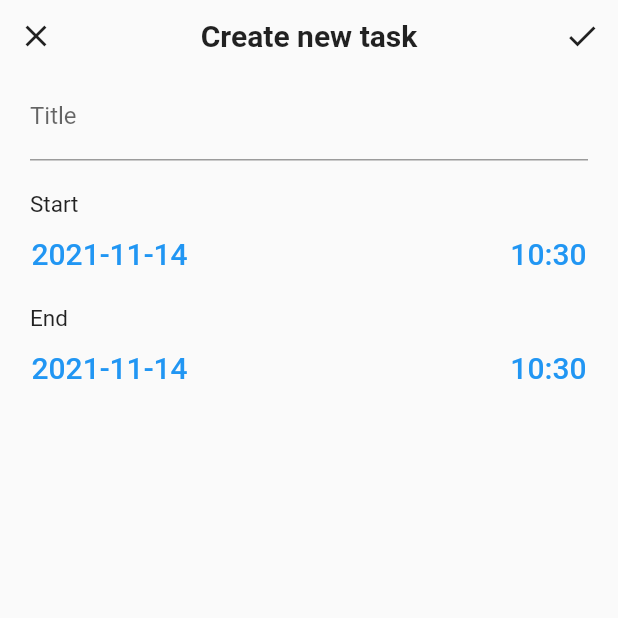
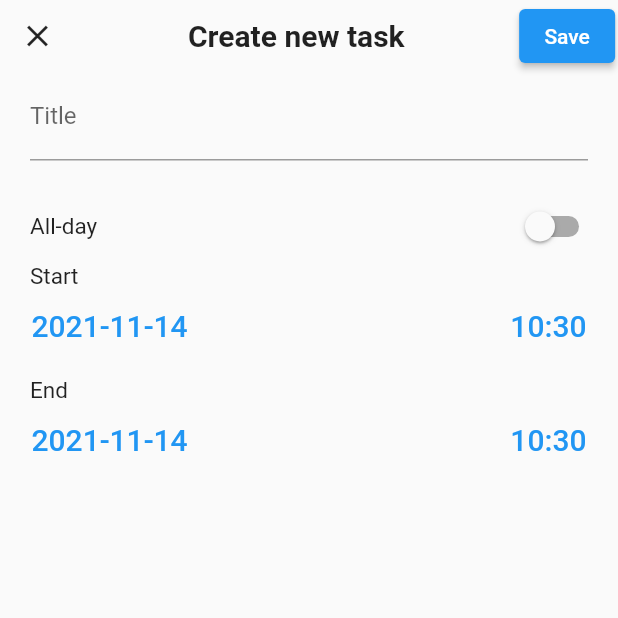
Before and after one commit to simonpla/biga, a Flutter app: the NewTaskPopup screen opened by its route, on a phone screen of 412 x 824 dp, the top half of it. Run offline on Flutter 3.47's test engine with Material 2 defaults, Android fonts, the light colour scheme and no system bars; our stand-ins replace fluentui_system_icons; missing offline and left inert: assorted_layout_widgets, window_size.

Commit message:
all-day option added. if is opted in, the time picking option disappears

```diff
--- a/lib/main.dart
+++ b/lib/main.dart
@@ -8,7 +8,7 @@ import '../../Theme/themes.dart';
 void main() {
   setColorsTry();
   setIconsTry();
-  try {
+  try { //set minimum window size on desktop to avoid render overflows when the window is unreasonably small
     WidgetsFlutterBinding.ensureInitialized();
     if (Platform.isWindows || Platform.isLinux || Platform.isMacOS) {
       setWindowTitle('biga');
--- a/lib/pages/UI/tasks_page.dart
+++ b/lib/pages/UI/tasks_page.dart
@@ -170,7 +170,12 @@ class _TasksPageState extends State<TasksPage> with TickerProviderStateMixin {
   }
 
   PreferredSizeWidget _appBar() {
-    List<String> items = ['appointments', 'day', 'week', 'month'];
+    List<String> items = [
+      'appointments',
+      'day',
+      'week',
+      'month'
+    ]; //TODO: consider replacing appointments with schedule
 
     return AppBar(
       backgroundColor: accentColor,
@@ -335,6 +340,8 @@ class NewTaskPopup extends StatefulWidget {
 }
 
 class NewTaskPopupState extends State<NewTaskPopup> {
+  var _isAllDay = false;
+
   @override
   Widget build(BuildContext context) {
     return Scaffold(
@@ -342,14 +349,16 @@ class NewTaskPopupState extends State<NewTaskPopup> {
         children: [
           Row(
             children: [
+              Spacer(),
               IconButton(
                   onPressed: () => Navigator.pop(context), icon: closeIcon),
-              Spacer(),
+              Spacer(flex: 80),
               Text('Create new task',
                   style: TextStyle(fontWeight: FontWeight.bold, fontSize: 20)),
-              Spacer(),
-              IconButton(
-                  onPressed: () => Navigator.pop(context), icon: doneIcon),
+              Spacer(flex: 80),
+              ElevatedButton(
+                  onPressed: () => Navigator.pop(context), child: Text('Save')),
+              Spacer(flex: 2),
             ],
           ),
           Padding(
@@ -367,6 +376,23 @@ class NewTaskPopupState extends State<NewTaskPopup> {
                 SizedBox(
                   height: 20,
                 ),
+                Row(
+                  children: [
+                    Padding(
+                        padding: EdgeInsets.only(left: 7.0),
+                        child: Text('All-day', style: TextStyle(fontSize: 15))),
+                    Spacer(),
+                    Switch(
+                      value: _isAllDay,
+                      onChanged: (value) {
+                        setState(() {
+                          _isAllDay = !_isAllDay; //revert state
+                        });
+                      },
+                      activeColor: buttonColor,
+                    ),
+                  ],
+                ),
                 Padding(
                     padding: EdgeInsets.only(left: 7.0),
                     child: Text('Start', style: TextStyle(fontSize: 15))),
@@ -382,7 +408,8 @@ class NewTaskPopupState extends State<NewTaskPopup> {
                       ),
                     ),
                     Spacer(),
-                    TextButton(
+                    Visibility(
+                      child: TextButton(
                         onPressed: () {
                           timePicker(2);
                         },
@@ -390,6 +417,8 @@ class NewTaskPopupState extends State<NewTaskPopup> {
                           '${formatterHourMinute.format(selDateStart)}',
                           style: TextStyle(fontSize: 20),
                         ),
+                      ),
+                      visible: !_isAllDay, //if All-Day option is opted in, don't show time
                     ),
                   ],
                 ),
@@ -411,7 +440,8 @@ class NewTaskPopupState extends State<NewTaskPopup> {
                       ),
                     ),
                     Spacer(),
-                    TextButton(
+                    Visibility(
+                      child: TextButton(
                         onPressed: () {
                           timePicker(4);
                         },
@@ -419,6 +449,8 @@ class NewTaskPopupState extends State<NewTaskPopup> {
                           '${formatterHourMinute.format(selDateEnd)}',
                           style: TextStyle(fontSize: 20),
                         ),
+                      ),
+                      visible: !_isAllDay, //if All-Day option is opted in, don't show time
                     ),
                   ],
                 ),
@@ -430,7 +462,7 @@ class NewTaskPopupState extends State<NewTaskPopup> {
     );
   }
 
-  Widget? datePicker(int id) {
+  Widget? datePicker(int id) { //return native looking date picker
     final ThemeData theme = Theme.of(context);
     if (theme.platform == TargetPlatform.iOS ||
         theme.platform == TargetPlatform.macOS ||
@@ -461,8 +493,14 @@ class NewTaskPopupState extends State<NewTaskPopup> {
     );
     if (picked != null && picked != tempDate) {
       setState(() {
-        picked = DateTime(picked!.year, picked!.month, picked!.day, id == 1 ? selTimeStart.hour : selTimeEnd.hour, id == 1 ? selTimeStart.minute : selTimeEnd.minute);
-        print('${picked!.year} ${picked!.month} ${picked!.day} ${id == 1 ? selTimeStart.hour : selTimeEnd.hour} ${id == 1 ? selTimeStart.minute : selTimeEnd.minute}');
+        picked = DateTime(
+            picked!.year,
+            picked!.month,
+            picked!.day,
+            id == 1 ? selTimeStart.hour : selTimeEnd.hour,
+            id == 1 ? selTimeStart.minute : selTimeEnd.minute);
+        print(
+            '${picked!.year} ${picked!.month} ${picked!.day} ${id == 1 ? selTimeStart.hour : selTimeEnd.hour} ${id == 1 ? selTimeStart.minute : selTimeEnd.minute}');
         assignToDateTime(id, picked);
       });
     }
@@ -493,7 +531,7 @@ class NewTaskPopupState extends State<NewTaskPopup> {
         });
   }
 
-  Widget? timePicker(int id) {
+  Widget? timePicker(int id) { //return native looking time picker
     final ThemeData theme = Theme.of(context);
     if (theme.platform == TargetPlatform.iOS ||
         theme.platform == TargetPlatform.macOS ||
```
Also changed, not shown: lib/calendar/UI/calendar.dart (+3 -4 lines). Lines whose indentation alone changed are shown as unchanged.
